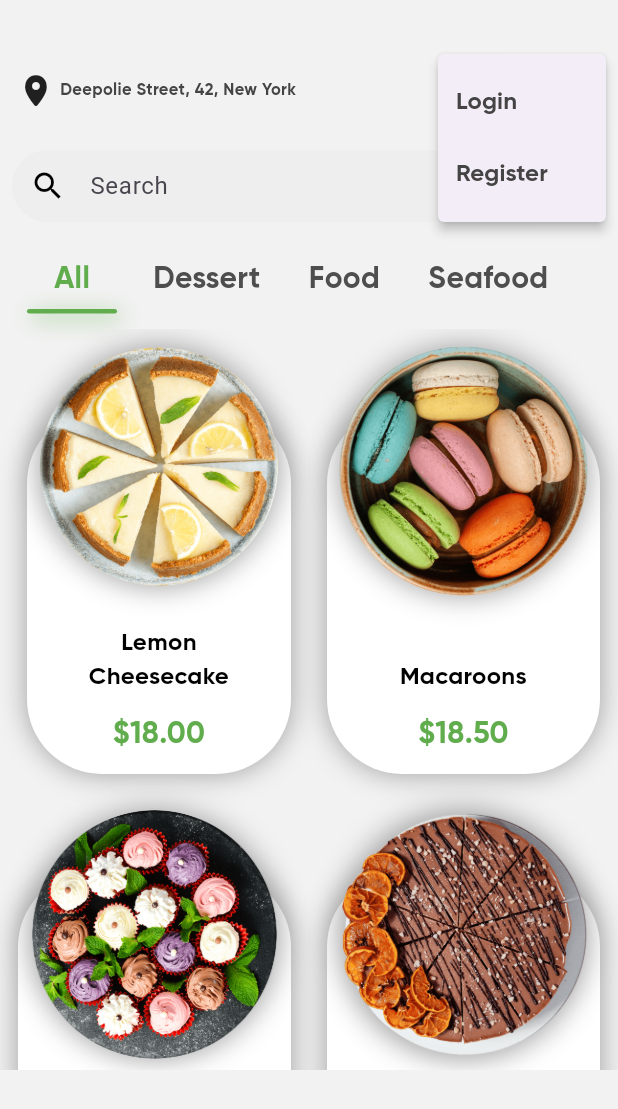
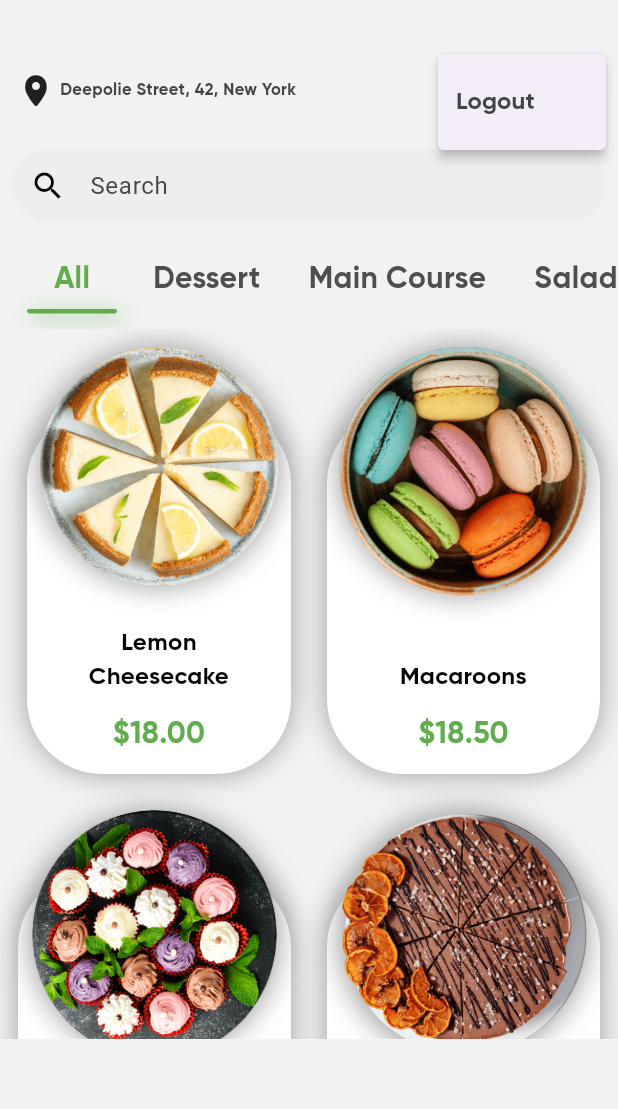
Before and after one commit to Carotp15/food_delivery, a Flutter app: the DashboardScreen screen opened directly, after a tap on an icon or button, on a phone screen of 412 x 824 dp. Shown: the top 1109 px of the screen. Run offline on Flutter 3.47's test engine with Material 3 defaults, Android fonts, the phone set to English and light mode, and no system bars; our stand-ins replace flutter_dotenv, flutter_riverpod, flutter_svg, get, go_router.

Commit message:
Changed the order of the screens and added more products.

```diff
--- a/lib/domain/models/item.dart
+++ b/lib/domain/models/item.dart
@@ -90,7 +90,7 @@ List<ItemModel> itemsList = [
       price: '11.00',
       description: 'This fruit plate makes a fantastic casual, easy dessert and works for almost all diets.',
       liked: true,
-      category: ['dessert']),
+      category: ['salad']),
 
   ItemModel(
       id: UniqueKey().toString(),
@@ -170,7 +170,7 @@ List<ItemModel> itemsList = [
       price: '13.80',
       description: 'This fruit plate makes a fantastic casual, easy dessert and works for almost all diets.',
       liked: true,
-      category: ['dessert']),
+      category: ['salad']),
 
   ItemModel(
       id: UniqueKey().toString(),
@@ -200,7 +200,7 @@ List<ItemModel> itemsList = [
       price: '12.00',
       description: 'This chicken soup is jam-packed with a ton of nutrient-dense vegetables such as carrots, parsnips, leek, celery, and onion, plus fresh herbs.',
       liked: true,
-      category: ["food"]),
+      category: ["soup"]),
 
   ItemModel(
       id: UniqueKey().toString(),
@@ -210,7 +210,7 @@ List<ItemModel> itemsList = [
       description: 'This beef stir fry is the perfect dish filled with tender beef, lots of veggies, and an easy flavorful sauce.',
       price: '23.00',
       liked: false,
-      category: ["food"]),
+      category: ["main course"]),
 
   ItemModel(
       id: UniqueKey().toString(),
@@ -220,7 +220,7 @@ List<ItemModel> itemsList = [
       price: '19.00',
       description: 'Spaghetti alla puttanesca is a tasty first course made with tomato, olives, anchovies, and capers.',
       liked: false,
-      category: ["food"]),
+      category: ["main course"]),
 
   ItemModel(
       id: UniqueKey().toString(),
@@ -230,7 +230,7 @@ List<ItemModel> itemsList = [
       price: '19.00',
       description: 'This is a Fried Chicken with the most insanely crispy, thick craggy crust seasoned with a rich spice mix!.',
       liked: true,
-      category: ["food"]),
+      category: ["main course"]),
 
   ItemModel(
       id: UniqueKey().toString(),
@@ -240,7 +240,7 @@ List<ItemModel> itemsList = [
       price: '19.00',
       description: 'Shopska salad is a Bulgarian side dish with roasted red peppers, cucumbers and tomatoes. Its nutritious, flavorful, and weeknight-friendly.',
       liked: false,
-      category: ["food"]),
+      category: ["salad"]),
 
   ItemModel(
       id: UniqueKey().toString(),
@@ -250,5 +250,55 @@ List<ItemModel> itemsList = [
       price: '19.00',
       description: 'The sweetness of orange marmalade meshes with the salty taste of soy sauce for this delectable glazed salmon creation..',
       liked: true,
-      category: ["food", "seafood"]),
+      category: ["main course", "seafood"]),
+
+  ItemModel(
+      id: UniqueKey().toString(),
+      quantity: 1,
+      img: 'assets/images/seafood/13.png',
+      name: 'Maki Roll with Salmon and Caviar',
+      price: '40.00',
+      description: 'Satisfy your sushi cravings with these Salmon Rolls.',
+      liked: true,
+      category: ["main course", "seafood"]),
+
+  ItemModel(
+      id: UniqueKey().toString(),
+      quantity: 1,
+      img: 'assets/images/seafood/14.png',
+      name: 'Salmon Nigiri',
+      price: '25.00',
+      description: 'Salmon nigiri with soy sauce.',
+      liked: true,
+      category: ["main course", "seafood"]),
+
+  ItemModel(
+      id: UniqueKey().toString(),
+      quantity: 1,
+      img: 'assets/images/food/15.png',
+      name: 'Lentil Soup',
+      price: '12.00',
+      description: 'This lentil soup is hearty, healthy, and loaded with fire-roasted tomatoes, easy vegetables, and delicious Mediterranean flavors!',
+      liked: true,
+      category: ["soup"]),
+
+  ItemModel(
+      id: UniqueKey().toString(),
+      quantity: 1,
+      img: 'assets/images/food/16.png',
+      name: 'Pumpkin Soup',
+      price: '13.00',
+      description: 'Thick, creamy and dreamy, with sweet pumpkin flavour and great savoury undertones!',
+      liked: true,
+      category: ["soup"]),
+
+  ItemModel(
+      id: UniqueKey().toString(),
+      quantity: 1,
+      img: 'assets/images/food/17.png',
+      name: 'Tomato Soup',
+      price: '13.00',
+      description: 'Creamy, comforting, and full of rich flavor. Delicious with a grilled cheese sandwich!',
+      liked: true,
+      category: ["soup"]),
 ];
--- a/lib/presentation/auth/login/login_screen.dart
+++ b/lib/presentation/auth/login/login_screen.dart
@@ -1,6 +1,5 @@
 import 'package:flutter/material.dart';
 import 'package:food_delivery/utils/responsive.dart';
-import 'package:go_router/go_router.dart';
 import '../components/background.dart';
 import 'widgets/login_form.dart';
 
@@ -9,16 +8,8 @@ class LoginScreen extends StatelessWidget {
 
   @override
   Widget build(BuildContext context) {
-    return Scaffold(
-      appBar: AppBar(
-        leading: IconButton(
-          icon: const Icon(Icons.arrow_back),
-          onPressed: () {
-            context.go('/home/0');
-          },
-        ),
-      ),
-      body: const Background(
+    return const Scaffold(
+       body: Background(
         child: SingleChildScrollView(
           child: Responsive(
             mobile: MobileLoginScreen(),
--- a/lib/presentation/auth/login/widgets/login_form.dart
+++ b/lib/presentation/auth/login/widgets/login_form.dart
@@ -5,6 +5,7 @@ import 'package:food_delivery/constants/constants.dart';
 import 'package:food_delivery/presentation/auth/register/register_screen.dart';
 import 'package:food_delivery/utils/style.dart';
 import 'package:food_delivery/utils/text_styles.dart';
+import 'package:go_router/go_router.dart';
 
 
 class LoginForm extends StatelessWidget {
@@ -61,7 +62,9 @@ class LoginForm extends StatelessWidget {
                 ),
                 const SizedBox(height: defaultPadding),
                 ElevatedButton(
-                  onPressed: () {},
+                  onPressed: () {
+                  context.go('/home/0');
+                  },
                   style: (AppStyle.secondaryButton),
                   child: Text(
                     "Login".toUpperCase(),
--- a/lib/presentation/auth/register/register_screen.dart
+++ b/lib/presentation/auth/register/register_screen.dart
@@ -1,7 +1,6 @@
 import 'package:flutter/material.dart';
 import 'package:food_delivery/constants/constants.dart';
 import 'package:food_delivery/utils/responsive.dart';
-import 'package:go_router/go_router.dart';
 import '../components/background.dart';
 import 'widgets/signup_form.dart';
 
@@ -10,16 +9,8 @@ class SignUpScreen extends StatelessWidget {
 
   @override
   Widget build(BuildContext context) {
-    return Scaffold(
-      appBar: AppBar(
-        leading: IconButton(
-          icon: const Icon(Icons.arrow_back),
-          onPressed: () {
-            context.go('/home/0');
-          },
-        ),
-      ),
-      body: const Background(
+    return const Scaffold(
+      body: Background(
         child: SingleChildScrollView(
           child: Responsive(
             mobile: MobileSignupScreen(),
--- a/lib/presentation/auth/register/widgets/signup_form.dart
+++ b/lib/presentation/auth/register/widgets/signup_form.dart
@@ -5,6 +5,7 @@ import 'package:food_delivery/presentation/auth/login/login_screen.dart';
 import 'package:food_delivery/constants/constants.dart';
 import 'package:food_delivery/utils/style.dart';
 import 'package:food_delivery/utils/text_styles.dart';
+import 'package:go_router/go_router.dart';
 
 
 class SignUpForm extends StatelessWidget {
@@ -61,7 +62,9 @@ class SignUpForm extends StatelessWidget {
           ),
           const SizedBox(height: defaultPadding / 2),
           ElevatedButton(
-            onPressed: () {},
+            onPressed: () {
+            context.go('/home/0');
+          },
             style: (AppStyle.secondaryButton),
             child: Text("Sign Up".toUpperCase()),
           ),
--- a/lib/presentation/dashboard/dashboard_screen.dart
+++ b/lib/presentation/dashboard/dashboard_screen.dart
@@ -16,7 +16,7 @@ class DashboardScreen extends ConsumerStatefulWidget {
 }
 
 class _DashboardScreenState extends ConsumerState<DashboardScreen> {
-  final List<String> categories = ["All", "Dessert", "Food", "Seafood"];
+  final List<String> categories = ["All", "Dessert", "Main Course", "Salad", "Soup", "Seafood"];
   int selectedCategoryIndex = 0;
 
   List<ItemModel> items = [];
--- a/lib/presentation/dashboard/widgets/dropdown_menu_widget.dart
+++ b/lib/presentation/dashboard/widgets/dropdown_menu_widget.dart
@@ -11,29 +11,18 @@ class CustomDropdownWidget extends StatelessWidget {
     return PopupMenuButton<String>(
       onSelected: (String value) {
         switch (value) {
-          case 'Login':
+          case 'Logout':
             context.go('/login');
-            break;
-          case 'Register':
-            context.go('/register');
             break;
         }
       },
       itemBuilder: (BuildContext context) {
         return [
           const PopupMenuItem<String>(
-            value: 'Login',
-            child: Text('Login',
+            value: 'Logout',
+            child: Text('Logout',
             textAlign: TextAlign.center,
             style: AppTextStyles.mediumDarkGrey,
-            ),
-          ),
-          const PopupMenuItem<String>(
-            value: 'Register',
-            child: Text('Register',
-            textAlign: TextAlign.center,
-            style: AppTextStyles.mediumDarkGrey,
-
             ),
           ),
         ];
--- a/lib/presentation/dashboard/widgets/grid_items_view_widget.dart
+++ b/lib/presentation/dashboard/widgets/grid_items_view_widget.dart
@@ -18,7 +18,7 @@ class ItemsGridWidget extends StatelessWidget {
   @override
   Widget build(BuildContext context) {
     return SizedBox(
-      height: (MediaQuery.of(context).size.height * 0.5) + (MediaQuery.of(context).size.width * 0.2),
+      height: (MediaQuery.of(context).size.height * 0.5) + (MediaQuery.of(context).size.width * 0.15),
       child: GridView.builder(
         gridDelegate: const SliverGridDelegateWithFixedCrossAxisCount(
           crossAxisCount: 2,
--- a/lib/presentation/shared_widgets/food_item.dart
+++ b/lib/presentation/shared_widgets/food_item.dart
@@ -54,10 +54,9 @@ class _FoodItemState extends State<FoodItem>
     var size = MediaQuery.of(context).size;
     return InkWell(
       onTap: () {
-        // Use GoRouter for navigation
         context.push(
-          '/product/${widget.item.id}', // Define the path and item ID
-          extra: widget.item, // Pass the item as extra
+          '/product/${widget.item.id}',
+          extra: widget.item,
         );
       },
       child: Stack(
--- a/lib/presentation/welcome/widgets/get_started_buttom_widget.dart
+++ b/lib/presentation/welcome/widgets/get_started_buttom_widget.dart
@@ -11,11 +11,11 @@ class GetStartedButton extends StatelessWidget {
   Widget build(BuildContext context) {
     return ElevatedButton(
       onPressed: () {
-        context.go('/home/0');
+        context.go('/login');
       },
       style: (AppStyle.secondaryButton),
       child: const Text(
-        'Get started',
+        'Get Started',
       ),
     );
   }
```
Also changed, not shown: assets/images/food/15.png (added), assets/images/food/16.png (added), assets/images/food/17.png (added), assets/images/seafood/13.png (added), assets/images/seafood/14.png (added).
